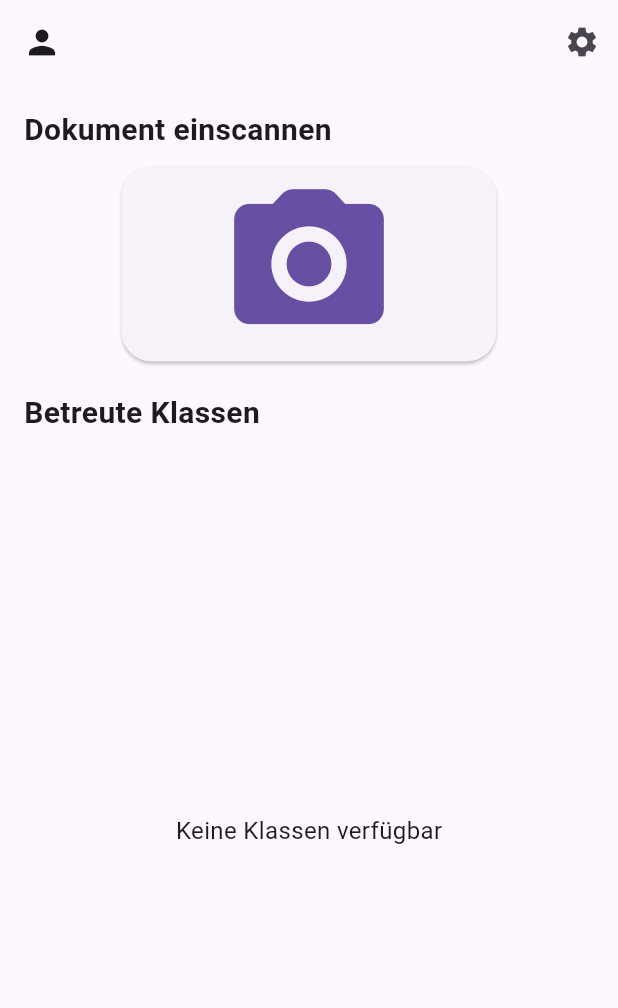
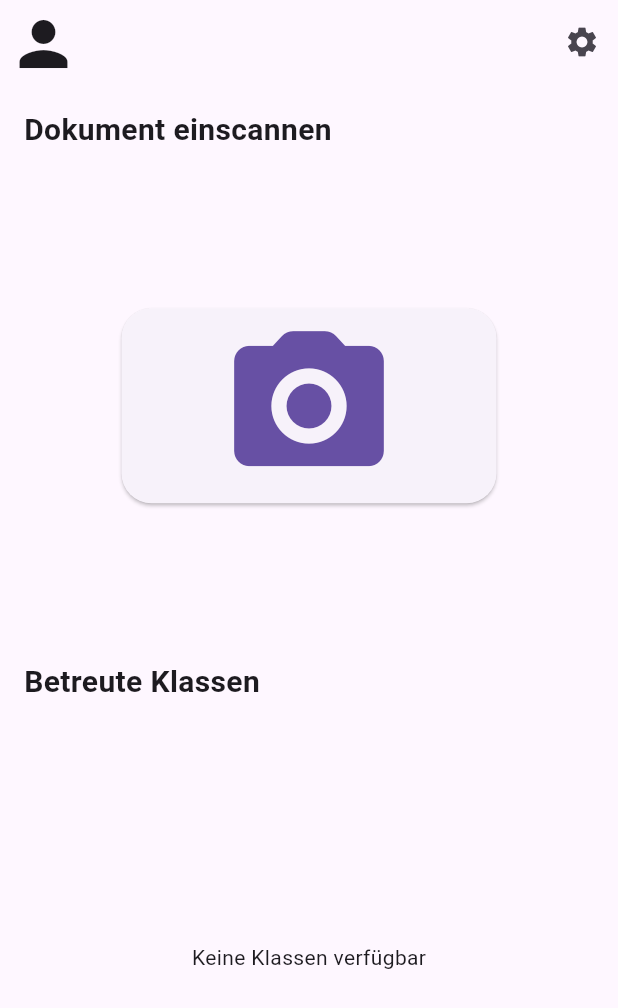
Before and after one commit to Chris-cod/LectorAI, a Flutter app: the HomePage screen opened directly with empty values, on a phone screen of 412 x 824 dp. Shown: the top 1008 px of the screen. Run offline on Flutter 3.47's test engine with Material 3 defaults, Android fonts, the phone set to English and light mode, and no system bars; our stand-ins replace flutter_dotenv, shared_preferences; missing offline and left inert: cunning_document_scanner, dart:ffi, flutter_pdfview; accounts and stored records are empty; network calls fail.

Commit message:
wiederherstellen der Alter Zustand von HomePage

```diff
--- a/lib/seiten/HomePage/home_page.dart
+++ b/lib/seiten/HomePage/home_page.dart
@@ -6,6 +6,7 @@ import 'package:lectorai_frontend/seiten/CamerPage/camera_page.dart';
 import 'package:lectorai_frontend/seiten/Klasse/schuelern.dart';
 import 'package:lectorai_frontend/services/repository.dart';
 import 'package:lectorai_frontend/seiten/Settings/settings_page.dart';
+
 
 class HomePage extends StatefulWidget {
   final Lehrer lehrer;
@@ -18,11 +19,11 @@ class HomePage extends StatefulWidget {
 }
 
 class _HomePageState extends State<HomePage> {
-  static const double iconAndTextSize = 26.0;
+  static const double iconAndTextSize = 36.0;
   static const double cameraIconSize = 120.0;
   List<Klasse> classes = [];
-  bool isLoading = true;
-  Repository repository = Repository();
+  bool isLoading = true;  // Anzeigen eines Ladeindikators
+  Repository repository = Repository(); // Erstellung einer Instanz der Repository-Klasse
 
   @override
   void initState() {
@@ -32,89 +33,110 @@ class _HomePageState extends State<HomePage> {
 
   void loadClasses() async {
     List<Klasse> fetchedClasses;
-    if (widget.demoModus) {
+    if(widget.demoModus){
       fetchedClasses = await repository.getClassesFromLocalJson(widget.lehrer.tokenRaw, widget.lehrer.lehrerId);
-    } else {
+    }
+    else{
       fetchedClasses = await repository.fetchTeacherClasses(widget.lehrer.tokenRaw, widget.lehrer.lehrerId);
     }
 
+    if (fetchedClasses.isNotEmpty) {
       setState(() {
         classes = fetchedClasses;
         isLoading = false;
       });
+    } else {
+      // Fehlerbehandlung, z. B. Anzeigen einer Nachricht, dass das Laden fehlgeschlagen ist
+      setState(() {
+        isLoading = false;
+      });
+    }
   }
 
   @override
   Widget build(BuildContext context) {
     return Scaffold(
       appBar: _buildAppBar(),
-      body: isLoading ? const Center(child: CircularProgressIndicator()) : _buildBody(context),
+      body: isLoading ? Center(child: CircularProgressIndicator()) : _buildBody(context),
     );
   }
 
   AppBar _buildAppBar() {
     return AppBar(
+      //backgroundColor: const Color(0xFF48CAE4),
       leading: Padding(
         padding: const EdgeInsets.all(5.0),
-        child: const Icon(Icons.person, size: 26.0),
+        child: const Icon(Icons.person, size: 48.0),
       ),
-      title: Text(widget.lehrer.username, style: const TextStyle(fontSize: iconAndTextSize)),
+      title: Text(widget.lehrer.username, style: TextStyle(fontSize: iconAndTextSize)),
+
       actions: <Widget>[
         IconButton(
           icon: const Icon(Icons.settings),
           onPressed: () {
             Navigator.push(
                 context,
-              MaterialPageRoute(builder: (context) => const SettingsPage()),
+                MaterialPageRoute(builder: (context) => SettingsPage())
             );
           },
         ),
       ],
     );
+
   }
 
   Widget _buildBody(BuildContext context) {
     return Container(
+      //color: const Color(0xFF0077B6),
       padding: const EdgeInsets.all(16.0),
       child: Column(
         crossAxisAlignment: CrossAxisAlignment.start,
         children: [
           const Text('Dokument einscannen', style: TextStyle(fontSize: 20, fontWeight: FontWeight.bold)),
-          const SizedBox(height: 10),
+     //     const Divider(color: Colors.black),
           _buildCameraButton(),
-          const SizedBox(height: 20),
           const Text('Betreute Klassen', style: TextStyle(fontSize: 20, fontWeight: FontWeight.bold)),
-          const SizedBox(height: 10),
+    //      const Divider(color: Colors.black),
           _buildClassButtons(context),
         ],
       ),
     );
   }
 
-  Widget _buildCameraButton() {
-    return Center(
+  Widget _buildCameraButton()
+  {
+    return Expanded(
+      child: Center(
         child: ElevatedButton(
-        onPressed: () {
+          onPressed: ()
+          {
+            print("Kamera-Button gedrückt");
+            // Verwenden des Navigators zum Öffnen der CameraPage
             Navigator.push(
               context,
-            MaterialPageRoute(
-              builder: (context) => CameraPage(token: widget.lehrer.tokenRaw, dmodus: widget.demoModus),
+              MaterialPageRoute(builder: (context) =>
+                CameraPage(token: widget.lehrer.tokenRaw,
+                          dmodus: widget.demoModus
+               ,)
               ),
             );
           },
           style: ElevatedButton.styleFrom(
-          minimumSize: const Size(250, 130),
-          shape: RoundedRectangleBorder(borderRadius: BorderRadius.circular(20)),
+            //primary: const Color(0xff48CAE4), // Hintergrundfarbe des Buttons
+            minimumSize: const Size(250, 130), // Größe des Buttons
+            shape: RoundedRectangleBorder(borderRadius: BorderRadius.circular(20)), // Abgerundete Ecken
           ),
-        child: const Icon(Icons.camera_alt_rounded, size: cameraIconSize),
+          child: const Icon(Icons.camera_alt_rounded, size: 120.0), // Das Icon in der Mitte des Buttons
+        ),
       ),
     );
   }
 
+
   Widget _buildClassButtons(BuildContext context) {
     if (classes.isEmpty) {
       return const Expanded(
-        child: Center(child: Text("Keine Klassen verfügbar", style: TextStyle(fontSize: 16))),
+        child: Center(child: Text("Keine Klassen verfügbar")),
       );
     }
     return Expanded(
@@ -133,29 +155,23 @@ class _HomePageState extends State<HomePage> {
     return ElevatedButton(
       onPressed: () {
         final int id = classes.firstWhere((element) => element.klasseName == label).klasseId;
-        Navigator.push(
-          context,
-          MaterialPageRoute(
-            builder: (context) => Schuelern(
-              klasseId: id,
-              token: widget.lehrer.tokenRaw,
-              lehrerId: widget.lehrer.lehrerId,
-              klasseName: label,
-              demoModus: widget.demoModus,
-            ),
-          ),
-        );
+        print("Button $label wurde gedrückt.");
+        Navigator.push(context, MaterialPageRoute(builder: (context) => Schuelern(klasseId: id,
+              token: widget.lehrer.tokenRaw, lehrerId: widget.lehrer.lehrerId, klasseName: label,demoModus: widget.demoModus,)));
       },
       style: ElevatedButton.styleFrom(
-        minimumSize: const Size(110, 110),
-        shape: RoundedRectangleBorder(borderRadius: BorderRadius.circular(20)),
+    //    foregroundColor: const Color.fromARGB(255, 0, 0, 0), // Textfarbe
+   //     backgroundColor: const Color(0xff48CAE4), // Hintergrundfarbe
+        minimumSize: const Size(110, 110), // Minimale Größe
+        shape: RoundedRectangleBorder(borderRadius: BorderRadius.circular(20)), // Abgerundete Ecken
       ),
-      child: Text(label, style: const TextStyle(fontSize: 18)),
+      child: Text(label, style: const TextStyle(fontSize: 38)), // Text des Buttons
     );
   }
 
   Widget build_setting(BuildContext context) {
     return Scaffold(
+     // backgroundColor: const Color(0xFF0077B6),
       body: SafeArea(
         child: Column(
           mainAxisAlignment: MainAxisAlignment.center,
@@ -164,8 +180,9 @@ class _HomePageState extends State<HomePage> {
               'LectorAI',
               textAlign: TextAlign.center,
               style: TextStyle(
+       //           color: Colors.white, // Anpassung der Textfarbe zu Weiß
                   fontSize: 66,
-                fontWeight: FontWeight.bold,
+                  fontWeight: FontWeight.bold // Optional: Fettdruck hinzufügen
               ),
             ),
             const SizedBox(height: 45),
@@ -174,9 +191,9 @@ class _HomePageState extends State<HomePage> {
             ElevatedButton(
                 onPressed: () => Navigator.push(
                     context,
-                MaterialPageRoute(builder: (context) => const SettingsPage()),
+                    MaterialPageRoute(builder: (context) => SettingsPage())
                 ),
-              child: const Text('Einstellungen'),
+                child: const Text('Einstellungen')
             ),
           ],
         ),
```
Lines whose indentation alone changed are shown as unchanged.
